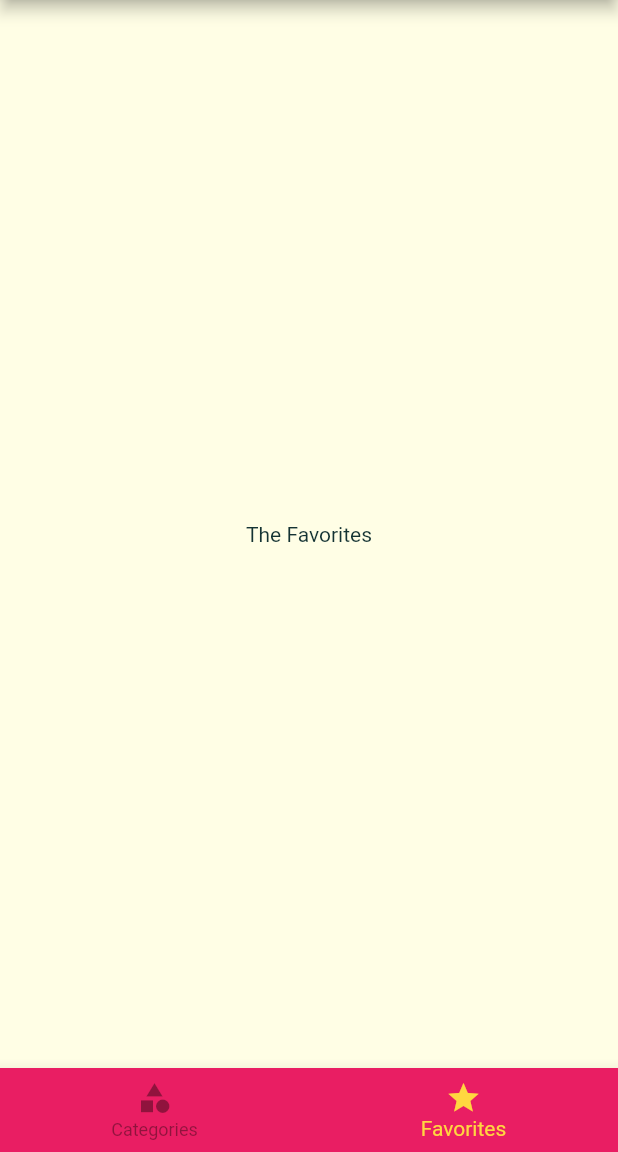
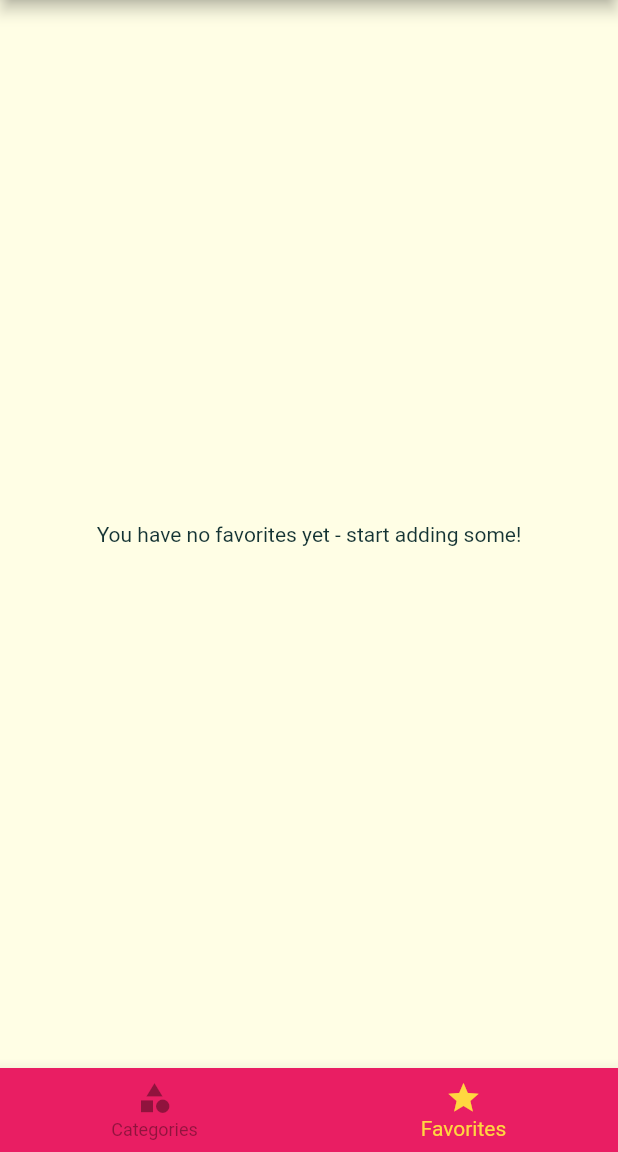
Before and after one commit to fffrowies/deli_meals, a Flutter app: the screen it shows after launch, item 2 of the bottom bar chosen, on a phone screen of 412 x 824 dp, the part 84-1236 px from its top. Run offline on Flutter 3.47's test engine with Material 2 defaults, Android fonts, the phone set to English and light mode, and no system bars; Roboto replaces fonts that are missing (Railway).

Commit message:
Favorites functionality...

```diff
--- a/lib/main.dart
+++ b/lib/main.dart
@@ -24,6 +24,7 @@ class _MyAppState extends State<MyApp> {
   };
 
   List<Meal> _availableMeals = DUMMY_MEALS;
+  List<Meal> _favoriteMeals = [];
 
   void _setFilters(Map<String, bool> filterData) {
     setState(
@@ -48,6 +49,26 @@ class _MyAppState extends State<MyApp> {
         ).toList();
       },
     );
+  }
+
+  void _toggleFavorite(String mealId) {
+    final existingIndex =
+        _favoriteMeals.indexWhere((meal) => meal.id == mealId);
+    if (existingIndex >= 0) {
+      setState(() {
+        _favoriteMeals.removeAt(existingIndex);
+      });
+    } else {
+      setState(() {
+        _favoriteMeals.add(
+          DUMMY_MEALS.firstWhere((meal) => meal.id == mealId),
+        );
+      });
+    }
+  }
+
+  bool _isMealFavorite(String id) {
+    return _favoriteMeals.any((meal) => meal.id == id);
   }
 
   @override
@@ -76,10 +97,11 @@ class _MyAppState extends State<MyApp> {
       // home: CategoriesScreen(),
       initialRoute: '/', // default is '/'
       routes: {
-        '/': (ctx) => TabsScreen(),
+        '/': (ctx) => TabsScreen(_favoriteMeals),
         CategoryMealsScreen.routeName: (ctx) =>
             CategoryMealsScreen(_availableMeals),
-        MealDetailScreen.routeName: (ctx) => MealDetailScreen(),
+        MealDetailScreen.routeName: (ctx) =>
+            MealDetailScreen(_toggleFavorite, _isMealFavorite),
         FiltersScreen.routeName: (ctx) => FiltersScreen(_filters, _setFilters),
       },
       // onGenerateRoute: (settings) {
--- a/lib/screens/category_meals_screen.dart
+++ b/lib/screens/category_meals_screen.dart
@@ -55,7 +55,6 @@ class _CategoryMealsScreenState extends State<CategoryMealsScreen> {
             duration: displayedMeals![index].duration,
             complexity: displayedMeals![index].complexity,
             affordability: displayedMeals![index].affordability,
-            removeItem: _removeMeal,
           );
         },
         itemCount: displayedMeals!.length,
--- a/lib/screens/favorites_screen.dart
+++ b/lib/screens/favorites_screen.dart
@@ -1,12 +1,33 @@
 import 'package:flutter/material.dart';
 
+import '../models/meal.dart';
+import '../widgets/meal_item.dart';
+
 class FavoritesScreen extends StatelessWidget {
+  final List<Meal> favoriteMeals;
+
+  FavoritesScreen(this.favoriteMeals);
+
   @override
   Widget build(BuildContext context) {
-    return Scaffold(
-      body: Center(
-        child: Text('The Favorites'),
-      ),
-    );
+    if (favoriteMeals.isEmpty) {
+      return Center(
+        child: Text('You have no favorites yet - start adding some!'),
+      );
+    } else {
+      return ListView.builder(
+        itemBuilder: (ctx, index) {
+          return MealItem(
+            id: favoriteMeals[index].id,
+            title: favoriteMeals[index].title,
+            imageUrl: favoriteMeals[index].imageUrl,
+            duration: favoriteMeals[index].duration,
+            complexity: favoriteMeals[index].complexity,
+            affordability: favoriteMeals[index].affordability,
+          );
+        },
+        itemCount: favoriteMeals.length,
+      );
+    }
   }
 }
--- a/lib/screens/tabs_screen.dart
+++ b/lib/screens/tabs_screen.dart
@@ -3,25 +3,35 @@ import 'package:flutter/material.dart';
 import './categories_screen.dart';
 import './favorites_screen.dart';
 import '../widgets/main_drawer.dart';
+import '../models/meal.dart';
 
 class TabsScreen extends StatefulWidget {
+  final List<Meal> favoriteMeals;
+
+  TabsScreen(this.favoriteMeals);
+
   @override
   _TabsScreenState createState() => _TabsScreenState();
 }
 
 class _TabsScreenState extends State<TabsScreen> {
-  final List<Map<String, dynamic>> _pages = [
+  List<Map<String, dynamic>>? _pages;
+  int _selectedPageIndex = 0;
+
+  @override
+  void initState() {
+    _pages = [
       {
         'page': CategoriesScreen(),
         'title': 'Categories',
       },
       {
-      'page': FavoritesScreen(),
+        'page': FavoritesScreen(widget.favoriteMeals),
         'title': 'Your Favorites',
       },
     ];
-
-  int _selectedPageIndex = 0;
+    super.initState();
+  }
 
   void _selectPage(int index) {
     setState(() {
@@ -33,10 +43,10 @@ class _TabsScreenState extends State<TabsScreen> {
   Widget build(BuildContext context) {
     return Scaffold(
       appBar: AppBar(
-        title: Text(_pages[_selectedPageIndex]['title']),
+        title: Text(_pages![_selectedPageIndex]['title']),
       ),
       drawer: MainDrawer(),
-      body: _pages[_selectedPageIndex]['page'],
+      body: _pages![_selectedPageIndex]['page'],
       bottomNavigationBar: BottomNavigationBar(
         onTap: _selectPage,
         backgroundColor: Theme.of(context).primaryColor,
```
Also changed, not shown: lib/screens/meal_detail_screen.dart (+9 -4 lines), lib/widgets/meal_item.dart (+9 -10 lines). Lines whose indentation alone changed are shown as unchanged.
